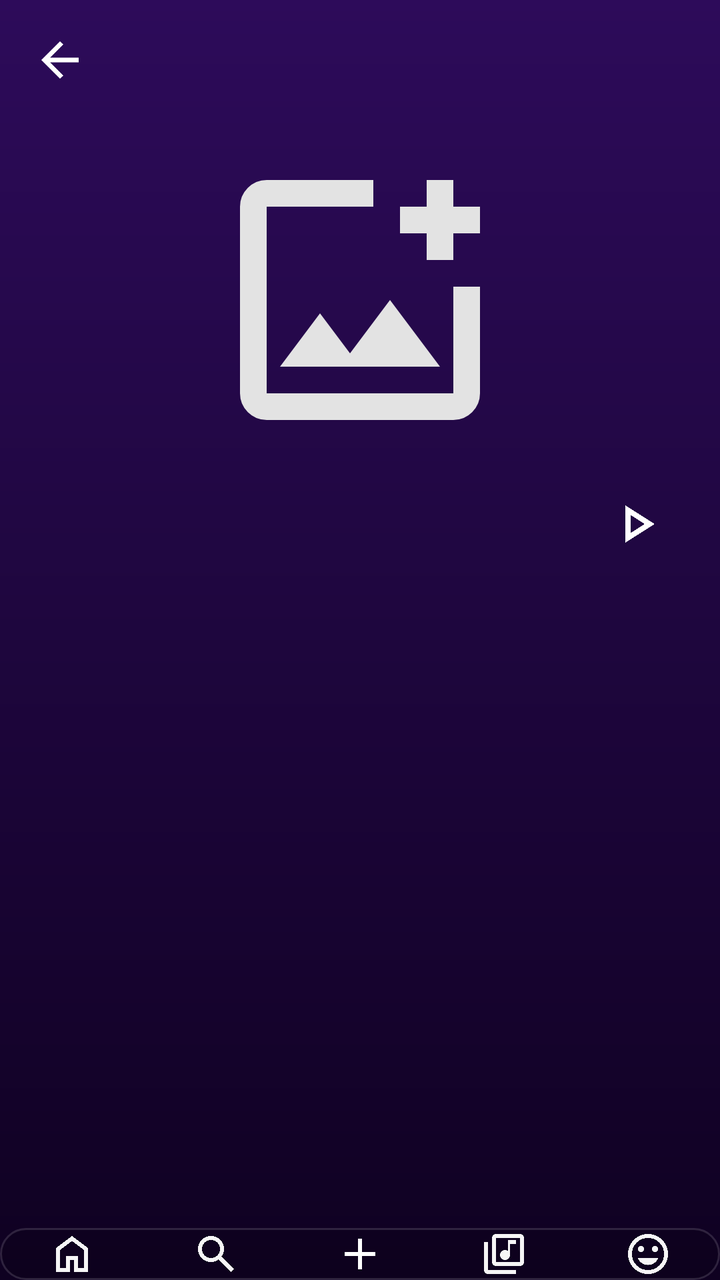
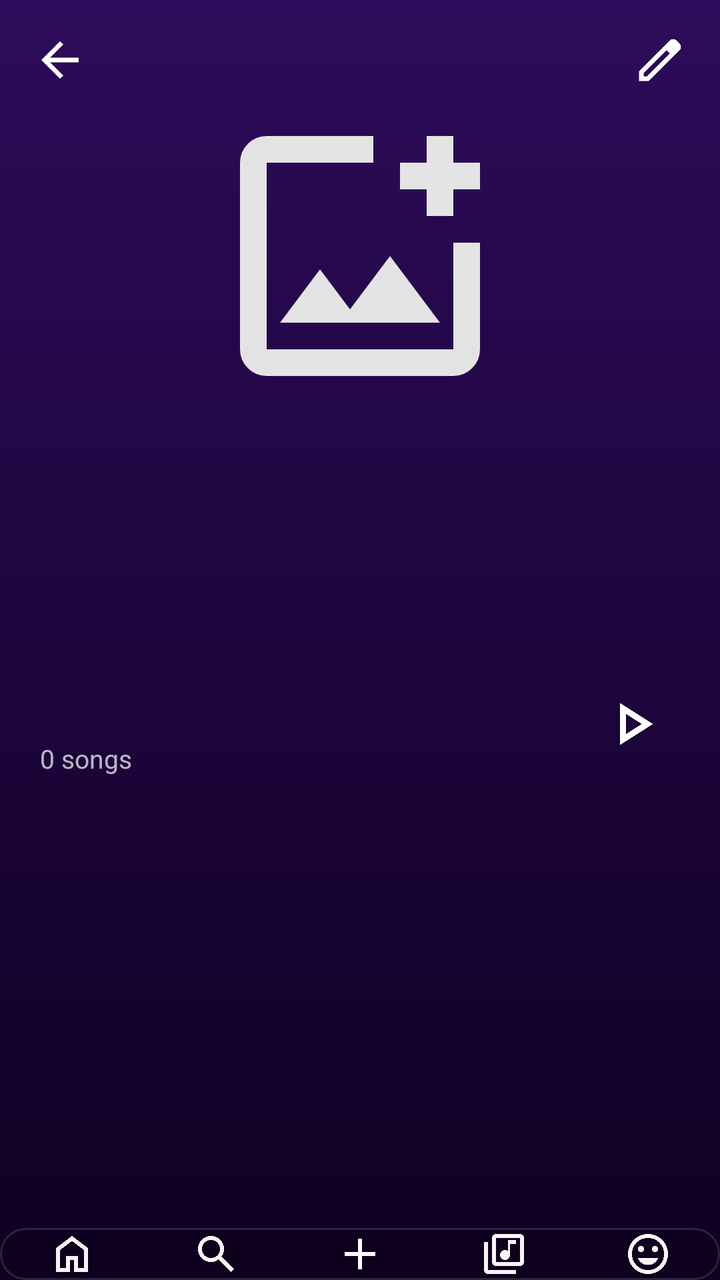

The first picture is an Android layout as it rendered before a commit; the second is the same layout after the commit. The layout source and the unified diff follow.
<!-- AndroidManifest.xml: application theme Theme.Tuneify_Final_Project -->
<!-- res/layout/activity_playlist_details.xml -->
<?xml version="1.0" encoding="utf-8"?>
<androidx.coordinatorlayout.widget.CoordinatorLayout
    xmlns:android="http://schemas.android.com/apk/res/android"
    xmlns:app="http://schemas.android.com/apk/res-auto"
    android:layout_width="match_parent"
    android:layout_height="match_parent"
    android:background="@drawable/bg_main_gradient">

    
    <com.google.android.material.appbar.AppBarLayout
        android:id="@+id/app_bar"
        android:layout_width="match_parent"
        android:layout_height="300dp"
        android:background="@android:color/transparent"
        app:elevation="0dp">

        <com.google.android.material.appbar.CollapsingToolbarLayout
            android:id="@+id/collapsing_toolbar"
            android:layout_width="match_parent"
            android:layout_height="match_parent"
            app:layout_scrollFlags="scroll|exitUntilCollapsed"
            app:contentScrim="@drawable/bg_main_gradient">

            
            <ImageView
                android:id="@+id/iv_detail_cover"
                android:layout_width="160dp"
                android:layout_height="160dp"
                android:layout_gravity="center"
                android:scaleType="centerCrop"
                android:src="@drawable/add_playlist_cover"
                app:layout_collapseMode="parallax"
                app:layout_collapseParallaxMultiplier="0.7"/>

            
            <ImageView
                android:id="@+id/btn_back"
                android:layout_width="28dp"
                android:layout_height="28dp"
                android:layout_margin="16dp"
                android:src="@drawable/back_icon"
                app:tint="#FFFFFF"
                app:layout_collapseMode="pin"/>

            
            <LinearLayout
                android:layout_width="match_parent"
                android:layout_height="wrap_content"
                android:layout_gravity="bottom"
                android:orientation="horizontal"
                android:gravity="center_vertical"
                android:paddingStart="20dp"
                android:paddingEnd="20dp"
                android:paddingBottom="16dp"
                app:layout_collapseMode="pin">

                <TextView
                    android:id="@+id/tv_detail_title"
                    android:layout_width="0dp"
                    android:layout_height="wrap_content"
                    android:layout_weight="1"
                    android:textColor="#FFFFFF"
                    android:textSize="22sp"
                    android:textStyle="bold"
                    android:maxLines="1"
                    android:ellipsize="end"/>

                <ImageView
                    android:id="@+id/btn_play_playlist"
                    android:layout_width="44dp"
                    android:layout_height="44dp"
                    android:src="@drawable/play_icon"
                    android:padding="6dp"
                    app:tint="#FFFFFF"/>
            </LinearLayout>

        </com.google.android.material.appbar.CollapsingToolbarLayout>

    </com.google.android.material.appbar.AppBarLayout>

    
    <androidx.recyclerview.widget.RecyclerView
        android:id="@+id/rv_playlist_songs"
        android:layout_width="match_parent"
        android:layout_height="match_parent"
        android:clipToPadding="false"
        android:paddingTop="8dp"
        android:paddingBottom="160dp"
        app:layout_behavior="@string/appbar_scrolling_view_behavior"/>

    
    <LinearLayout
        android:layout_width="match_parent"
        android:layout_height="wrap_content"
        android:orientation="vertical"
        android:layout_gravity="bottom">

        <include
            android:id="@+id/cv_now_playing_bar"
            layout="@layout/layout_now_playing_bar"
            android:layout_width="match_parent"
            android:layout_height="68dp"
            android:visibility="gone"/>

        <include
            android:id="@+id/bottom_nav_container"
            layout="@layout/layout_bottom_nav"
            android:layout_width="match_parent"
            android:layout_height="wrap_content"/>

    </LinearLayout>

</androidx.coordinatorlayout.widget.CoordinatorLayout>
<!-- res/layout/layout_now_playing_bar.xml (included above) -->
<?xml version="1.0" encoding="utf-8"?>
<RelativeLayout
    xmlns:android="http://schemas.android.com/apk/res/android"
    xmlns:app="http://schemas.android.com/apk/res-auto"
    android:id="@+id/cv_now_playing_bar"
    android:layout_width="match_parent"
    android:layout_height="64dp"
    android:layout_marginStart="12dp"
    android:layout_marginEnd="12dp"
    android:layout_marginBottom="8dp"
    android:background="@drawable/glass_card"
    android:paddingStart="10dp"
    android:paddingEnd="10dp">

    
    <ImageView
        android:id="@+id/iv_now_playing_thumb"
        android:layout_width="46dp"
        android:layout_height="46dp"
        android:layout_centerVertical="true"
        android:layout_alignParentStart="true"
        android:scaleType="centerCrop"
        android:src="@drawable/add_playlist_cover" />

    
    <ImageView
        android:id="@+id/iv_now_playing_play_pause"
        android:layout_width="36dp"
        android:layout_height="36dp"
        android:layout_alignParentEnd="true"
        android:layout_centerVertical="true"
        android:layout_marginEnd="4dp"
        android:src="@drawable/play_icon"
        app:tint="#FFFFFF" />

    
    <LinearLayout
        android:layout_width="match_parent"
        android:layout_height="wrap_content"
        android:layout_toEndOf="@id/iv_now_playing_thumb"
        android:layout_toStartOf="@id/iv_now_playing_play_pause"
        android:layout_centerVertical="true"
        android:layout_marginStart="12dp"
        android:layout_marginEnd="8dp"
        android:orientation="vertical">

        <TextView
            android:id="@+id/tv_now_playing_title"
            android:layout_width="match_parent"
            android:layout_height="wrap_content"
            android:text="Not Playing"
            android:textColor="#FFFFFF"
            android:textStyle="bold"
            android:textSize="14sp"
            android:maxLines="1"
            android:ellipsize="marquee"
            android:marqueeRepeatLimit="marquee_forever"
            android:focusable="true"
            android:focusableInTouchMode="true"
            android:singleLine="true"/>

        <TextView
            android:id="@+id/tv_now_playing_artist"
            android:layout_width="match_parent"
            android:layout_height="wrap_content"
            android:text="Select a song"
            android:textColor="#DDFFFFFF"
            android:textSize="12sp"
            android:maxLines="1"
            android:ellipsize="end"/>

    </LinearLayout>

</RelativeLayout>
<!-- res/layout/layout_bottom_nav.xml (included above) -->
<?xml version="1.0" encoding="utf-8"?>
<LinearLayout xmlns:android="http://schemas.android.com/apk/res/android"
    xmlns:app="http://schemas.android.com/apk/res-auto"
    android:id="@+id/bottom_nav_container"
    android:layout_width="match_parent"
    android:layout_height="64dp"
    android:layout_marginStart="20dp"
    android:layout_marginEnd="20dp"
    android:layout_marginBottom="18dp"
    android:background="@drawable/glass_card"
    android:orientation="horizontal"
    android:weightSum="5"
    android:gravity="center"
    android:elevation="8dp">

    <ImageView
        android:id="@+id/nav_home"
        android:layout_width="0dp"
        android:layout_height="24dp"
        android:layout_weight="1"
        android:src="@drawable/home_icon"
        app:tint="#B3FFFFFF"/>

    <ImageView
        android:id="@+id/nav_search"
        android:layout_width="0dp"
        android:layout_height="24dp"
        android:layout_weight="1"
        android:src="@drawable/search_icon"
        app:tint="#B3FFFFFF"/>

    <ImageView
        android:id="@+id/nav_create"
        android:layout_width="0dp"
        android:layout_height="26dp"
        android:layout_weight="1"
        android:src="@drawable/add_icon"
        app:tint="#FFFFFF"/>

    <ImageView
        android:id="@+id/nav_library"
        android:layout_width="0dp"
        android:layout_height="24dp"
        android:layout_weight="1"
        android:src="@drawable/library_icon"
        app:tint="#B3FFFFFF"/>

    <ImageView
        android:id="@+id/nav_mood"
        android:layout_width="0dp"
        android:layout_height="24dp"
        android:layout_weight="1"
        android:src="@drawable/mood_icon"
        app:tint="#B3FFFFFF"/>

</LinearLayout>
<!-- resources referenced by this layout -->
<resources>
  <!-- drawable add_icon (drawable) -->
  <vector xmlns:android="http://schemas.android.com/apk/res/android"
      android:width="24dp"
      android:height="24dp"
      android:viewportWidth="960"
      android:viewportHeight="960">
    <path
        android:pathData="M440,520L200,520v-80h240v-240h80v240h240v80L520,520v240h-80v-240Z"
        android:fillColor="#e3e3e3"/>
  </vector>
  <!-- drawable add_playlist_cover (drawable) -->
  <vector xmlns:android="http://schemas.android.com/apk/res/android"
      android:width="24dp"
      android:height="24dp"
      android:viewportWidth="960"
      android:viewportHeight="960">
    <path
        android:pathData="M480,480ZM200,840q-33,0 -56.5,-23.5T120,760v-560q0,-33 23.5,-56.5T200,120h320v80L200,200v560h560v-320h80v320q0,33 -23.5,56.5T760,840L200,840ZM240,680h480L570,480 450,640l-90,-120 -120,160ZM680,360v-80h-80v-80h80v-80h80v80h80v80h-80v80h-80Z"
        android:fillColor="#e3e3e3"/>
  </vector>
  <!-- drawable back_icon (drawable) -->
  <vector xmlns:android="http://schemas.android.com/apk/res/android"
      android:width="24dp"
      android:height="24dp"
      android:viewportWidth="960"
      android:viewportHeight="960">
    <path
        android:pathData="m313,520 l224,224 -57,56 -320,-320 320,-320 57,56 -224,224h487v80L313,520Z"
        android:fillColor="#e3e3e3"/>
  </vector>
  <!-- drawable bg_main_gradient (drawable) -->
  <?xml version="1.0" encoding="utf-8"?>
  <shape xmlns:android="http://schemas.android.com/apk/res/android"
      android:shape="rectangle">
      <gradient
          android:startColor="#2D0B5A"
          android:endColor="#0F0121"
          android:angle="270" />
  </shape>
  <!-- drawable glass_card (drawable) -->
  <?xml version="1.0" encoding="utf-8"?>
  <shape xmlns:android="http://schemas.android.com/apk/res/android">
  
      <solid android:color="#1C000000"/>
  
      <corners android:radius="22dp"/>
  
      <stroke
          android:width="1dp"
          android:color="#22FFFFFF"/>
  
  </shape>
  <!-- drawable home_icon (drawable) -->
  <vector xmlns:android="http://schemas.android.com/apk/res/android"
      android:width="24dp"
      android:height="24dp"
      android:viewportWidth="960"
      android:viewportHeight="960">
    <path
        android:pathData="M240,760h120v-240h240v240h120v-360L480,220 240,400v360ZM160,840v-480l320,-240 320,240v480L520,840v-240h-80v240L160,840ZM480,490Z"
        android:fillColor="#e3e3e3"/>
  </vector>
  <!-- drawable play_icon (drawable) -->
  <vector xmlns:android="http://schemas.android.com/apk/res/android"
      android:width="24dp"
      android:height="24dp"
      android:viewportWidth="960"
      android:viewportHeight="960">
    <path
        android:pathData="M320,760v-560l440,280 -440,280ZM400,480ZM400,614 L610,480 400,346v268Z"
        android:fillColor="#e3e3e3"/>
  </vector>
  <style name="Theme.Tuneify_Final_Project" parent="Base.Theme.Tuneify_Final_Project" />
  <style name="Base.Theme.Tuneify_Final_Project" parent="Theme.Material3.DayNight.NoActionBar">
          
          
      </style>
  <!-- unchanged entries left out for length: 3 -->
</resources>

<!-- the commit's change to res/layout/activity_playlist_details.xml (unified diff, before → after) -->
@@ -10,7 +10,7 @@
     <com.google.android.material.appbar.AppBarLayout
         android:id="@+id/app_bar"
         android:layout_width="match_parent"
-        android:layout_height="300dp"
+        android:layout_height="320dp"
         android:background="@android:color/transparent"
         app:elevation="0dp">
 
@@ -19,14 +19,19 @@
             android:layout_width="match_parent"
             android:layout_height="match_parent"
             app:layout_scrollFlags="scroll|exitUntilCollapsed"
-            app:contentScrim="@drawable/bg_main_gradient">
+            app:contentScrim="@drawable/bg_main_gradient"
+            app:expandedTitleMarginStart="20dp"
+            app:expandedTitleMarginBottom="60dp"
+            app:expandedTitleTextAppearance="@style/TextAppearance.AppCompat.Large"
+            app:collapsedTitleTextAppearance="@style/TextAppearance.AppCompat.Medium">
 
             
             <ImageView
                 android:id="@+id/iv_detail_cover"
                 android:layout_width="160dp"
                 android:layout_height="160dp"
-                android:layout_gravity="center"
+                android:layout_gravity="center_horizontal|top"
+                android:layout_marginTop="48dp"
                 android:scaleType="centerCrop"
                 android:src="@drawable/add_playlist_cover"
                 app:layout_collapseMode="parallax"
@@ -37,58 +42,105 @@
                 android:id="@+id/btn_back"
                 android:layout_width="28dp"
                 android:layout_height="28dp"
+                android:layout_gravity="top|start"
                 android:layout_margin="16dp"
                 android:src="@drawable/back_icon"
-                app:tint="#FFFFFF"
-                app:layout_collapseMode="pin"/>
+                app:layout_collapseMode="pin"
+                app:tint="#FFFFFF" />
+
+            
+            <ImageView
+                android:id="@+id/btn_edit_playlist"
+                android:layout_width="28dp"
+                android:layout_height="28dp"
+                android:layout_gravity="top|end"
+                android:layout_margin="16dp"
+                android:src="@drawable/ic_edit"
+                app:layout_collapseMode="pin"
+                app:tint="#FFFFFF" />
+
+        </com.google.android.material.appbar.CollapsingToolbarLayout>
+
+    </com.google.android.material.appbar.AppBarLayout>
+
+    
+    <androidx.core.widget.NestedScrollView
+        android:layout_width="match_parent"
+        android:layout_height="match_parent"
+        android:paddingBottom="160dp"
+        android:clipToPadding="false"
+        app:layout_behavior="@string/appbar_scrolling_view_behavior">
+
+        <LinearLayout
+            android:layout_width="match_parent"
+            android:layout_height="wrap_content"
+            android:orientation="vertical">
 
             
             <LinearLayout
                 android:layout_width="match_parent"
                 android:layout_height="wrap_content"
-                android:layout_gravity="bottom"
                 android:orientation="horizontal"
                 android:gravity="center_vertical"
                 android:paddingStart="20dp"
                 android:paddingEnd="20dp"
-                android:paddingBottom="16dp"
-                app:layout_collapseMode="pin">
-
-                <TextView
-                    android:id="@+id/tv_detail_title"
+                android:paddingTop="16dp"
+                android:paddingBottom="4dp">
+
+                
+                <LinearLayout
                     android:layout_width="0dp"
                     android:layout_height="wrap_content"
                     android:layout_weight="1"
-                    android:textColor="#FFFFFF"
-                    android:textSize="22sp"
-                    android:textStyle="bold"
-                    android:maxLines="1"
-                    android:ellipsize="end"/>
+                    android:orientation="vertical">
+
+                    <TextView
+                        android:id="@+id/tv_detail_title"
+                        android:layout_width="match_parent"
+                        android:layout_height="wrap_content"
+                        android:textColor="#FFFFFF"
+                        android:textSize="24sp"
+                        android:textStyle="bold"
+                        android:maxLines="1"
+                        android:ellipsize="end"/>
+
+                    
+                    <TextView
+                        android:id="@+id/tv_song_count"
+                        android:layout_width="wrap_content"
+                        android:layout_height="wrap_content"
+                        android:text="0 songs"
+                        android:textColor="#B3FFFFFF"
+                        android:textSize="13sp"
+                        android:layout_marginTop="2dp"/>
+
+                </LinearLayout>
 
                 <ImageView
                     android:id="@+id/btn_play_playlist"
-                    android:layout_width="44dp"
-                    android:layout_height="44dp"
+                    android:layout_width="48dp"
+                    android:layout_height="48dp"
+                    android:contentDescription="start play"
                     android:src="@drawable/play_icon"
                     android:padding="6dp"
-                    app:tint="#FFFFFF"/>
+                    android:clickable="true"
+                    android:focusable="true"
+                    app:tint="#FFFFFF" />
+
             </LinearLayout>
 
-        </com.google.android.material.appbar.CollapsingToolbarLayout>
-
-    </com.google.android.material.appbar.AppBarLayout>
-
-    
-    <androidx.recyclerview.widget.RecyclerView
-        android:id="@+id/rv_playlist_songs"
-        android:layout_width="match_parent"
-        android:layout_height="match_parent"
-        android:clipToPadding="false"
-        android:paddingTop="8dp"
-        android:paddingBottom="160dp"
-        app:layout_behavior="@string/appbar_scrolling_view_behavior"/>
-
-    
+            
+            <androidx.recyclerview.widget.RecyclerView
+                android:id="@+id/rv_playlist_songs"
+                android:layout_width="match_parent"
+                android:layout_height="wrap_content"
+                android:nestedScrollingEnabled="false"
+                android:paddingTop="8dp"/>
+
+        </LinearLayout>
+
+    </androidx.core.widget.NestedScrollView>
+
     <LinearLayout
         android:layout_width="match_parent"
         android:layout_height="wrap_content"
@@ -99,7 +151,7 @@
             android:id="@+id/cv_now_playing_bar"
             layout="@layout/layout_now_playing_bar"
             android:layout_width="match_parent"
-            android:layout_height="68dp"
+            android:layout_height="72dp"
             android:visibility="gone"/>
 
         <include
@@ -109,7 +161,6 @@
             android:layout_height="wrap_content"/>
 
     </LinearLayout>
-
 </androidx.coordinatorlayout.widget.CoordinatorLayout>
 <!-- res/layout/layout_now_playing_bar.xml (included above) -->
 <?xml version="1.0" encoding="utf-8"?>
<!-- resource entries referenced after the edit -->
@@ -62,6 +62,16 @@
         android:pathData="M240,760h120v-240h240v240h120v-360L480,220 240,400v360ZM160,840v-480l320,-240 320,240v480L520,840v-240h-80v240L160,840ZM480,490Z"
         android:fillColor="#e3e3e3"/>
   </vector>
+  <!-- drawable ic_edit (drawable) -->
+  <vector xmlns:android="http://schemas.android.com/apk/res/android"
+      android:width="24dp"
+      android:height="24dp"
+      android:viewportWidth="960"
+      android:viewportHeight="960">
+    <path
+        android:pathData="M200,760h57l391,-391 -57,-57 -391,391v57ZM120,840v-170l528,-527q12,-11 26.5,-17t30.5,-6q16,0 31,6t26,18l55,56q12,11 17.5,26t5.5,30q0,16 -5.5,30.5T817,313L290,840L120,840ZM760,256 L704,200 760,256ZM619,341 L591,312 648,369 619,341Z"
+        android:fillColor="#e3e3e3"/>
+  </vector>
   <!-- drawable play_icon (drawable) -->
   <vector xmlns:android="http://schemas.android.com/apk/res/android"
       android:width="24dp"
